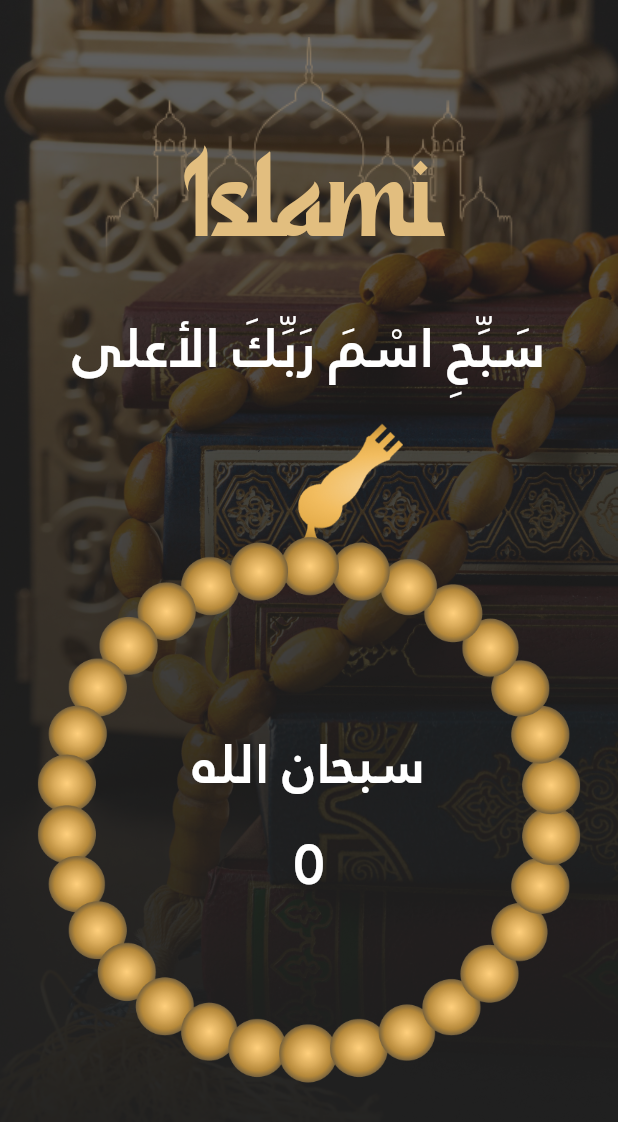
After one commit to esraamahmoud-courses/islamy-app, a Flutter app: the SebhaScreen screen opened by its route, on a phone screen of 412 x 824 dp. The commit adds this screen. Shown: the top 1122 px of the screen. Run offline on Flutter 3.47's test engine with Material 3 defaults, Android fonts, the phone set to English and light mode, and no system bars; our stand-ins replace animate_do.

Commit message:
feat: Add Sebha Screen

```diff
--- a/lib/core/routes/app_routes.dart
+++ b/lib/core/routes/app_routes.dart
@@ -1,5 +1,5 @@
 abstract class AppRoutes {
   static const String splash = "/splash";
-  static const String home = "/home";
+  static const String home = "/sebha";
   static const String intro = "/IntroScreens";
 }
--- /dev/null
+++ b/lib/core/shared/title/islami_title.dart
@@ -0,0 +1,40 @@
+import 'package:flutter/material.dart';
+
+import '../../theme/app_colors.dart';
+import '../../theme/app_fonts.dart';
+
+class IslamiTitle extends StatelessWidget {
+  const IslamiTitle({super.key});
+
+  @override
+  Widget build(BuildContext context) {
+    var size = MediaQuery.of(context).size;
+    return SizedBox(
+      child: Stack(
+        children: [
+          Image.asset("assets/images/Mosque.png"),
+          Positioned(
+            top: size.height * .07,
+            left: 0,
+            right: 0,
+
+            child: Row(
+              mainAxisAlignment: MainAxisAlignment.center,
+              children: [
+                Text(
+                  'Islami',
+                  style: titleLarge(
+                    family: "Kamali",
+                    weight: .normal,
+                    size: 80,
+                    color: AppColors.gold,
+                  ),
+                ),
+              ],
+            ),
+          ),
+        ],
+      ),
+    );
+  }
+}
--- a/lib/main.dart
+++ b/lib/main.dart
@@ -1,6 +1,6 @@
 import 'package:flutter/material.dart';
 import 'package:islamy_app/core/routes/app_routes.dart';
-import 'package:islamy_app/ui/home/home_screen.dart';
+import 'package:islamy_app/ui/sebha/sebha_screen.dart';
 import 'package:islamy_app/ui/intro/intro_screens.dart';
 import 'package:islamy_app/ui/splash/splash_screen.dart';
 
@@ -17,7 +17,7 @@ class MyApp extends StatelessWidget {
       debugShowCheckedModeBanner: false,
       routes: {
         AppRoutes.splash: (_) => SplashScreen(),
-        AppRoutes.home: (_) => HomeScreen(),
+        AppRoutes.home: (_) => SebhaScreen(),
         AppRoutes.intro: (_) => IntroScreens(),
       },
       initialRoute: AppRoutes.splash,
--- a/lib/ui/home/home_screen.dart
+++ /dev/null
@@ -1,15 +0,0 @@
-import 'package:flutter/material.dart';
-
-class HomeScreen extends StatefulWidget {
-  const HomeScreen({super.key});
-
-  @override
-  State<HomeScreen> createState() => _HomeScreenState();
-}
-
-class _HomeScreenState extends State<HomeScreen> with TickerProviderStateMixin {
-  @override
-  Widget build(BuildContext context) {
-    return Scaffold();
-  }
-}
--- a/lib/ui/intro/intro_screens.dart
+++ b/lib/ui/intro/intro_screens.dart
@@ -1,6 +1,7 @@
 import 'package:flutter/material.dart';
 import 'package:islamy_app/core/theme/app_colors.dart';
 
+import '../../core/shared/title/islami_title.dart';
 import '../../core/theme/app_fonts.dart';
 import 'intro_page_view.dart';
 
@@ -23,31 +24,7 @@ class _IntroScreensState extends State<IntroScreens> {
           padding: EdgeInsets.symmetric(vertical: size.height * .02),
           child: Column(
             children: [
-              Stack(
-                children: [
-                  Image.asset("assets/images/Mosque.png"),
-                  Positioned(
-                    top: size.height * .07,
-                    left: 0,
-                    right: 0,
-
-                    child: Row(
-                      mainAxisAlignment: MainAxisAlignment.center,
-                      children: [
-                        Text(
-                          'Islami',
-                          style: titleLarge(
-                            family: "Kamali",
-                            weight: .normal,
-                            size: 80,
-                            color: AppColors.gold,
-                          ),
-                        ),
-                      ],
-                    ),
-                  ),
-                ],
-              ),
+              IslamiTitle(),
               SizedBox(height: size.height * .03),
               Expanded(
                 child: Padding(
--- /dev/null
+++ b/lib/ui/sebha/sebha_screen.dart
@@ -0,0 +1,74 @@
+import 'package:flutter/material.dart';
+import 'package:islamy_app/core/shared/title/islami_title.dart';
+import 'package:islamy_app/core/theme/app_fonts.dart';
+
+import '../../core/theme/app_colors.dart';
+
+class SebhaScreen extends StatefulWidget {
+  const SebhaScreen({super.key});
+
+  @override
+  State<SebhaScreen> createState() => _SebhaScreenState();
+}
+
+class _SebhaScreenState extends State<SebhaScreen>
+    with TickerProviderStateMixin {
+  int counter = 0;
+
+  @override
+  Widget build(BuildContext context) {
+    var size = MediaQuery.of(context).size;
+
+    return Scaffold(
+      backgroundColor: AppColors.black,
+      body: Stack(
+        children: [
+          Image.asset("assets/images/ssebha_bg.png", fit: BoxFit.cover),
+          Padding(
+            padding: EdgeInsets.all(size.height * .03),
+            child: Center(
+              child: Column(
+                children: [
+                  IslamiTitle(),
+                  SizedBox(height: size.height * .03),
+                  Text(
+                    "سَبِّحِ اسْمَ رَبِّكَ الأعلى",
+                    style: titleLarge(size: 36),
+                  ),
+                  SizedBox(height: size.height * .03),
+
+                  Stack(
+                    alignment: Alignment.center,
+                    children: [
+                      Image.asset("assets/images/img.png"),
+                      InkWell(
+                        onTap: () {
+                          setState(() {
+                            counter++;
+                          });
+                        },
+                        child: Column(
+                          children: [
+                            SizedBox(height: size.height * .1),
+                            Text("سبحان الله", style: titleLarge(size: 36)),
+                            SizedBox(height: size.height * .02),
+                            Text(
+                              counter.toString(),
+                              style: titleLarge(size: 36),
+                            ),
+                          ],
+                        ),
+                      ),
+                    ],
+                  ),
+                ],
+              ),
+            ),
+          ),
+
+          // Simple Dot Indicator
+        ],
+      ),
+    );
+  }
+}
```
Also changed, not shown: assets/images/img.png (added), assets/images/quran_bg.png (added), assets/images/ssebha_bg.png (added).
